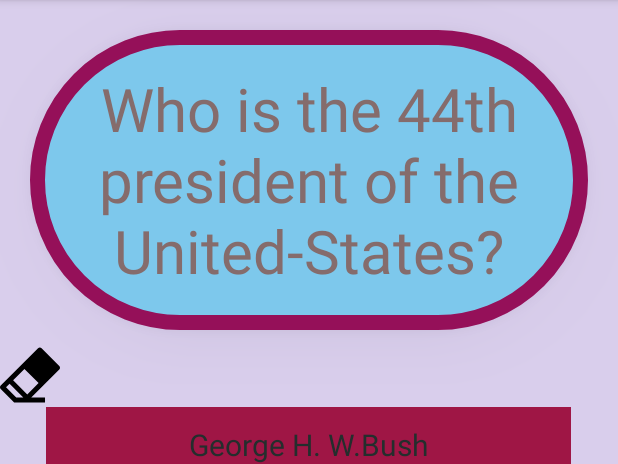
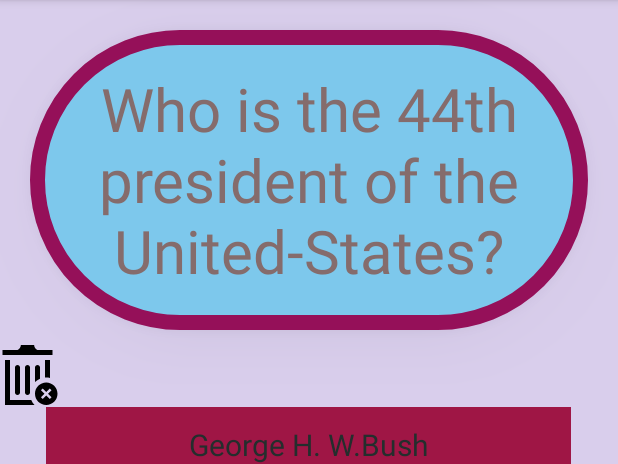
Before and after one commit to kinglaine/FlashCardApp, an Android app: the screen it shows after launch (MainActivity), after a tap on "George H. W.Bush", on a phone screen of 412 x 824 dp, the part 84-548 px from its top. Run offline under Robolectric (Android 15) with nearby library versions, the light colour scheme and no system bars; our stand-ins replace Room's generated code; 3 other taps on this screen came first.

Commit message:
Empty state

```diff
--- a/app/src/main/java/com/example/woodleyflashcardapp/AddCardActivity.java
+++ b/app/src/main/java/com/example/woodleyflashcardapp/AddCardActivity.java
@@ -36,6 +36,7 @@
         saveUserQuestion.setOnClickListener(new View.OnClickListener() {
             @Override
             public void onClick(View v) {
+
                 // Grabbing text from edit xml
                 String question =  ((EditText) findViewById(R.id.QuestionActivity2)).getText().toString();
                 String answer = ((EditText) findViewById(R.id.AnswersActivity2)).getText().toString();
--- /dev/null
+++ b/app/src/main/res/drawable/ic_cards.xml
@@ -0,0 +1,7 @@
+<vector android:alpha="0.77" android:height="990dp"
+    android:viewportHeight="990" android:viewportWidth="612"
+    android:width="612dp" xmlns:android="http://schemas.android.com/apk/res/android">
+    <path android:fillColor="#FF000000" android:pathData="M198.1,507c11.4,0 20.7,-9.2 20.6,-20.6V205.8c0,-2.1 1.7,-3.8 3.8,-3.8H365c11.4,0 20.6,-9.2 20.6,-20.6s-9.2,-20.6 -20.6,-20.6H222.5c-24.8,0 -45,20.2 -45,45v280.6C177.5,497.8 186.7,507 198.1,507z"/>
+    <path android:fillColor="#FF000000" android:pathData="M227.4,566l-36.5,23.6c-1,0.5 -2,0.4 -2.6,0.2c-0.7,-0.2 -1.7,-0.6 -2.3,-1.7l-140.3,-243c-0.7,-1.1 -0.6,-2.2 -0.4,-2.9s0.6,-1.7 1.7,-2.3l86.5,-51.6c9.8,-5.9 13,-18.5 7.2,-28.3c-5.9,-9.8 -18.5,-13 -28.3,-7.2l-86.2,51.4c-10.3,6 -17.7,15.7 -20.8,27.3c-3.1,11.7 -1.5,23.8 4.5,34.2l140.2,242.9c6,10.4 15.8,17.9 27.4,21c3.9,1.1 7.9,1.6 11.8,1.6c7.8,0 15.5,-2 22.5,-6l0.5,-0.3l37.5,-24.3c9.6,-6.2 12.3,-18.9 6.1,-28.5C249.7,562.5 237,559.8 227.4,566z"/>
+    <path android:fillColor="#FF000000" android:pathData="M606.6,320.7c-3.2,-11.7 -10.6,-21.4 -21,-27.4L460.4,221c-6.8,-3.9 -14.5,-6 -22.4,-6c-16.1,0 -31.1,8.6 -39.1,22.5l-140.3,243c-6,10.4 -7.6,22.6 -4.5,34.2c3.2,11.7 10.6,21.4 21,27.4l125.3,72.3c6.8,3.9 14.5,6 22.4,6c16.1,0 31,-8.7 39,-22.5l140.3,-243C608.1,344.5 609.7,332.3 606.6,320.7zM566.3,334.3L426,577.3c-0.7,1.4 -2.2,1.9 -3.3,1.9c-0.6,0 -1.2,-0.2 -1.8,-0.5l-125.2,-72.3c-1.1,-0.6 -1.5,-1.6 -1.7,-2.3c-0.1,-0.7 -0.2,-1.8 0.4,-2.9l140.3,-243c0.7,-1.4 2.2,-1.9 3.3,-1.9c0.6,0 1.2,0.1 1.7,0.5l125.2,72.3c1.1,0.6 1.5,1.6 1.7,2.3S566.9,333.2 566.3,334.3z"/>
+</vector>
--- /dev/null
+++ b/app/src/main/res/drawable/ic_trashcan.xml
@@ -0,0 +1,9 @@
+<vector xmlns:android="http://schemas.android.com/apk/res/android"
+    android:width="24dp"
+    android:height="24dp"
+    android:viewportWidth="24"
+    android:viewportHeight="24">
+  <path
+      android:fillColor="#FF000000"
+      android:pathData="M16,9v4.501c-0.748,0.313 -1.424,0.765 -2,1.319v-5.82c0,-0.552 0.447,-1 1,-1s1,0.448 1,1zM12,9v10c0,0.552 -0.447,1 -1,1s-1,-0.448 -1,-1v-10c0,-0.552 0.447,-1 1,-1s1,0.448 1,1zM13.82,24h-11.82v-18h2v16h8.502c0.312,0.749 0.765,1.424 1.318,2zM7,8c0.553,0 1,0.448 1,1v10c0,0.552 -0.447,1 -1,1s-1,-0.448 -1,-1v-10c0,-0.552 0.447,-1 1,-1zM21,4h-20v-2h5.711c0.9,0 1.631,-1.099 1.631,-2h5.316c0,0.901 0.73,2 1.631,2h5.711v2zM20,6v7.182c-0.482,-0.115 -0.983,-0.182 -1.5,-0.182l-0.5,0.025v-7.025h2zM23,19.5c0,2.485 -2.017,4.5 -4.5,4.5s-4.5,-2.015 -4.5,-4.5 2.017,-4.5 4.5,-4.5 4.5,2.015 4.5,4.5zM19.914,17.378l-1.414,1.414 -1.414,-1.414 -0.707,0.708 1.414,1.414 -1.414,1.414 0.707,0.708 1.414,-1.414 1.414,1.414 0.708,-0.708 -1.414,-1.414 1.414,-1.414 -0.708,-0.708z"/>
+</vector>
--- a/app/src/main/res/layout/activity_main.xml
+++ b/app/src/main/res/layout/activity_main.xml
@@ -20,7 +20,8 @@
         android:gravity="center"
         android:textColor="#856C6C"
         android:background="@drawable/card_background"
-        android:elevation="20dp"/>
+        android:elevation="20dp"
+        />
 
     <TextView
         android:id="@+id/flashcard_answer"
@@ -99,7 +100,7 @@
         android:layout_height="400dp"
         android:layout_width="40dp"
         android:layout_marginTop="50dp"
-        android:src="@drawable/eraser"
+        android:src="@drawable/ic_trashcan"
         />
     <ImageView
         android:id="@+id/editbutton"
@@ -115,8 +116,38 @@
         android:layout_width="40dp"
         android:layout_marginTop="148dp"
         android:layout_marginLeft="320dp"
-        android:src="@drawable/ic_next"
-        />
+        android:src="@drawable/ic_next" />
+
+    <ImageView
+        android:id="@+id/emptyCard"
+        android:layout_width="400dp"
+        android:layout_height="800dp"
+        android:layout_marginTop="256dp"
+        android:layout_marginBottom="133dp"
+        android:src="@drawable/ic_cards"
+        android:visibility="invisible"/>
+
+    <TextView
+        android:id="@+id/emptyText1"
+        android:layout_width="350dp"
+        android:layout_height="50dp"
+        android:layout_marginTop="20dp"
+        android:layout_marginLeft="25dp"
+        android:gravity="center"
+        android:text="Flashcard Empty"
+        android:textSize="20sp"
+        android:visibility="invisible"/>
+    <TextView
+        android:id="@+id/emptyText2"
+        android:layout_width="350dp"
+        android:layout_height="50dp"
+        android:layout_marginTop="500dp"
+        android:layout_marginLeft="25dp"
+        android:gravity="center"
+        android:text="Press on add button to create new cards"
+        android:textSize="20sp"
+        android:visibility="invisible"/>
+    />
 
     />
 </RelativeLayout>
```
Also changed, not shown: app/src/main/java/com/example/woodleyflashcardapp/MainActivity.java (+70 -12 lines).
